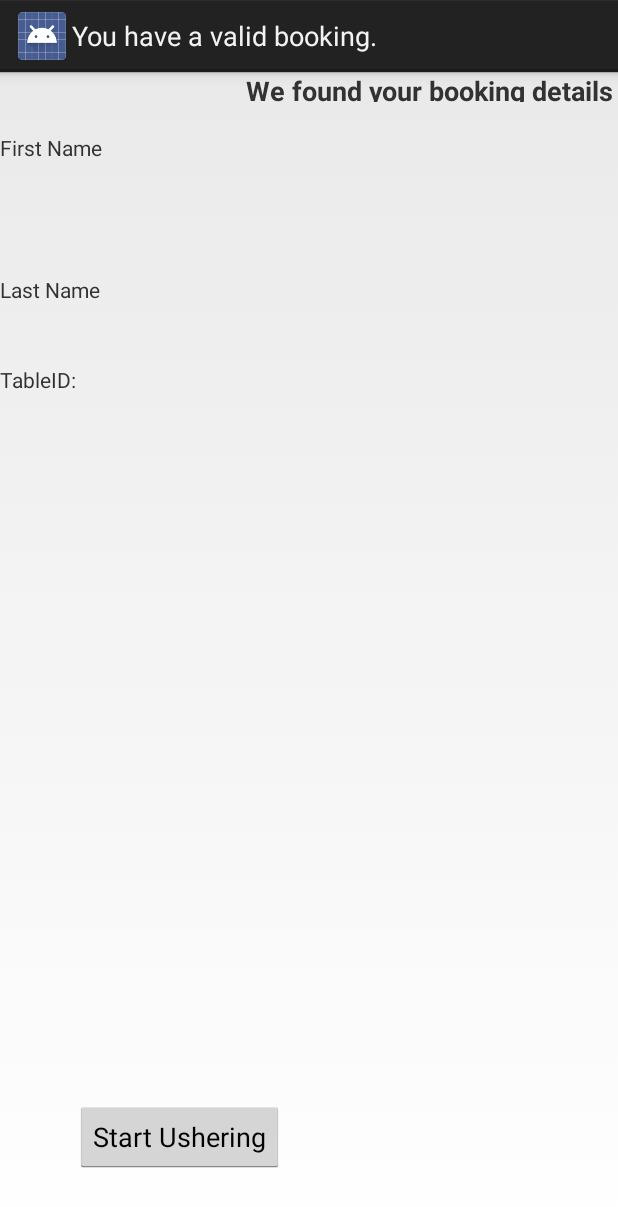
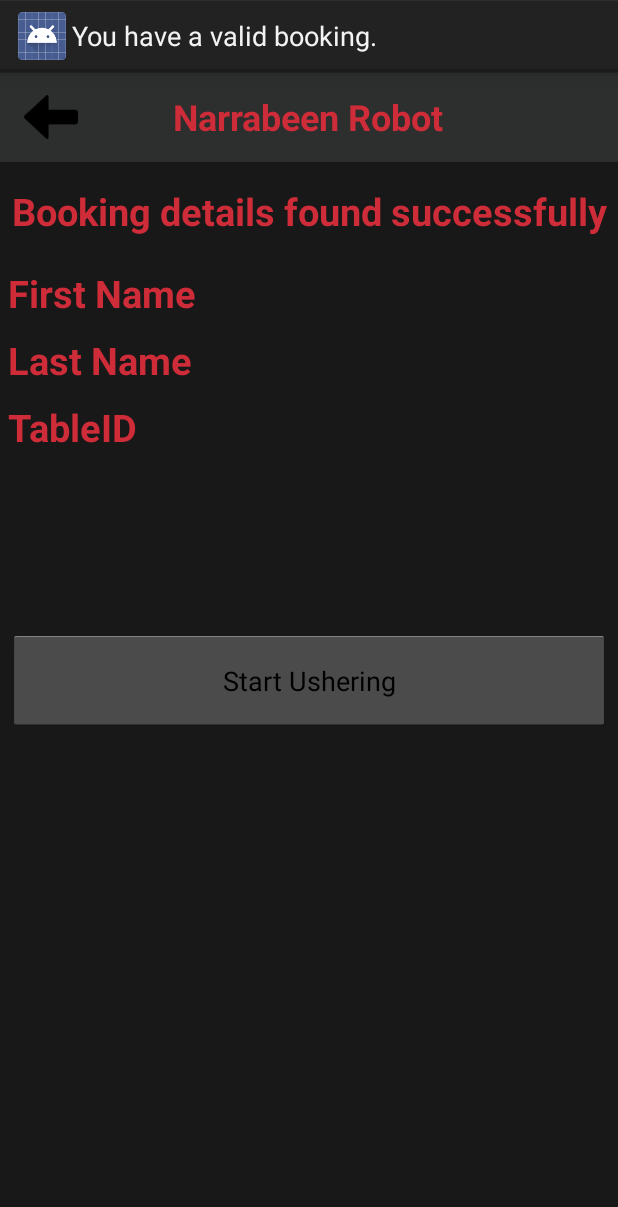
Before and after one commit to Jake-Holmes/narrabeen-srs, an Android app: the HasValidBooking screen opened directly, with no data from a screen before it, on a phone screen of 412 x 824 dp. Shown: the top 1207 px of the screen. Run offline under Robolectric (Android 15) with nearby library versions, the phone set to English and light mode, and no system bars; 2 statements that could not run were skipped.

Commit message:
UI hasbooking and hasvalidbooking

```diff
--- a/robot/app/src/main/res/layout/activity_has_valid_booking.xml
+++ b/robot/app/src/main/res/layout/activity_has_valid_booking.xml
@@ -1,103 +1,148 @@
 <?xml version="1.0" encoding="utf-8"?>
-<RelativeLayout xmlns:android="http://schemas.android.com/apk/res/android"
-    xmlns:app="http://schemas.android.com/apk/res-auto"
+<LinearLayout xmlns:android="http://schemas.android.com/apk/res/android"
     xmlns:tools="http://schemas.android.com/tools"
     android:layout_width="match_parent"
     android:layout_height="match_parent"
+    android:orientation="vertical"
+    android:background="@color/BlackColor"
     tools:context=".HasValidBooking">
+
+    <include layout="@layout/common_title" />
+
+    <ScrollView
+        android:layout_width="fill_parent"
+        android:layout_height="wrap_content"
+        android:orientation="vertical"
+        android:padding="5dp"
+        android:fillViewport="false">
+
+        <LinearLayout
+            android:layout_width="match_parent"
+            android:layout_height="match_parent"
+            android:orientation="vertical">
 
             <TextView
                 android:id="@+id/Title"
-        android:layout_width="317dp"
-        android:layout_height="20dp"
-        android:layout_alignParentStart="true"
-        android:layout_alignParentTop="true"
-        android:layout_marginStart="160dp"
+                android:layout_width="match_parent"
+                android:layout_height="wrap_content"
+                android:layout_marginBottom="10dp"
                 android:fontFamily="sans-serif"
-        android:text="We found your booking details"
+                android:layout_marginTop="10dp"
+                android:text="Booking details found successfully"
                 android:textAlignment="center"
-        android:textAllCaps="false"
-        android:textSize="18sp"
-        android:textStyle="bold"
-        android:visibility="visible"
-        tools:layout_editor_absoluteX="26dp"
-        tools:layout_editor_absoluteY="56dp" />
+                android:textColor="#ce2c38"
+                android:textSize="25dp"
+                android:textStyle="bold" />
+
+            <LinearLayout
+                android:layout_width="match_parent"
+                android:layout_height="wrap_content"
+                android:orientation="horizontal"
+                android:layout_weight="1">
 
                 <TextView
                     android:id="@+id/firstNameTV"
-        android:layout_width="150dp"
-        android:layout_height="26dp"
-        android:layout_alignStart="@+id/Title"
-        android:layout_alignBottom="@+id/lastNameTV"
-        android:layout_marginStart="-160dp"
-        android:layout_marginBottom="94dp"
+                    android:layout_width="wrap_content"
+                    android:layout_height="wrap_content"
+                    android:fontFamily="sans-serif"
+                    android:layout_marginTop="10dp"
                     android:text="First Name"
-        tools:layout_editor_absoluteX="26dp"
-        tools:layout_editor_absoluteY="92dp" />
+                    android:layout_weight="1"
+                    android:layout_marginRight="20dp"
+                    android:textAlignment="textStart"
+                    android:textColor="#ce2c38"
+                    android:textSize="25dp"
+                    android:textStyle="bold" />
+
+                <TextView
+                    android:id="@+id/FNameEntered"
+                    android:layout_width="wrap_content"
+                    android:layout_height="wrap_content"
+                    android:fontFamily="sans-serif"
+                    android:layout_marginTop="10dp"
+                    android:layout_weight="1"
+                    android:textColor="#ce2c38"
+                    android:textSize="25dp"
+                    android:textStyle="bold" />
+
+            </LinearLayout>
+
+
+            <LinearLayout
+                android:layout_width="match_parent"
+                android:layout_height="wrap_content"
+                android:orientation="horizontal"
+                android:layout_weight="1">
 
                 <TextView
                     android:id="@+id/lastNameTV"
-        android:layout_width="150dp"
-        android:layout_height="25dp"
-        android:layout_alignParentStart="true"
-        android:layout_alignParentTop="true"
-        android:layout_marginTop="135dp"
+                    android:layout_width="wrap_content"
+                    android:layout_height="wrap_content"
+                    android:fontFamily="sans-serif"
+                    android:layout_marginTop="10dp"
                     android:text="Last Name"
-        tools:layout_editor_absoluteX="26dp"
-        tools:layout_editor_absoluteY="127dp" />
-
-    <TextView
-        android:id="@+id/FNameEntered"
-        android:layout_width="150dp"
-        android:layout_height="25dp"
-        android:layout_below="@+id/firstNameTV"
-        android:layout_alignParentStart="true"
-        android:layout_marginStart="190dp"
-        android:layout_marginTop="13dp"
-        tools:layout_editor_absoluteX="195dp"
-        tools:layout_editor_absoluteY="92dp" />
+                    android:layout_weight="1"
+                    android:layout_marginRight="20dp"
+                    android:textAlignment="textStart"
+                    android:textColor="#ce2c38"
+                    android:textSize="25dp"
+                    android:textStyle="bold" />
 
                 <TextView
                     android:id="@+id/LNameEntered"
-        android:layout_width="150dp"
-        android:layout_height="25dp"
-        android:layout_alignParentStart="true"
-        android:layout_alignParentTop="true"
-        android:layout_marginStart="165dp"
-        android:layout_marginTop="38dp"
-        tools:layout_editor_absoluteX="195dp"
-        tools:layout_editor_absoluteY="127dp" />
+                    android:layout_width="wrap_content"
+                    android:layout_height="wrap_content"
+                    android:fontFamily="sans-serif"
+                    android:layout_marginTop="10dp"
+                    android:layout_weight="1"
+                    android:textColor="#ce2c38"
+                    android:textSize="25dp"
+                    android:textStyle="bold" />
+
+            </LinearLayout>
+
+            <LinearLayout
+                android:layout_width="match_parent"
+                android:layout_height="wrap_content"
+                android:orientation="horizontal"
+                android:layout_weight="1">
 
                 <TextView
                     android:id="@+id/TableID"
-        android:layout_width="148dp"
-        android:layout_height="25dp"
-        android:layout_alignParentStart="true"
-        android:layout_alignParentTop="true"
-        android:layout_marginStart="0dp"
-        android:layout_marginTop="195dp"
-        android:text="TableID:"
-        tools:layout_editor_absoluteX="26dp"
-        tools:layout_editor_absoluteY="168dp" />
+                    android:layout_width="wrap_content"
+                    android:layout_height="wrap_content"
+                    android:fontFamily="sans-serif"
+                    android:layout_marginTop="10dp"
+                    android:text="TableID"
+                    android:layout_weight="1"
+                    android:layout_marginRight="20dp"
+                    android:textAlignment="textStart"
+                    android:textColor="#ce2c38"
+                    android:textSize="25dp"
+                    android:textStyle="bold" />
 
                 <TextView
                     android:id="@+id/TableIDLabel"
-        android:layout_width="149dp"
-        android:layout_height="23dp"
-        android:layout_alignParentStart="true"
-        android:layout_alignParentTop="true"
-        android:layout_marginStart="144dp"
-        android:layout_marginTop="197dp"
-        tools:layout_editor_absoluteX="194dp"
-        tools:layout_editor_absoluteY="168dp" />
+                    android:layout_width="wrap_content"
+                    android:layout_height="wrap_content"
+                    android:fontFamily="sans-serif"
+                    android:layout_marginTop="10dp"
+                    android:layout_weight="1"
+                    android:textColor="#ce2c38"
+                    android:textSize="25dp"
+                    android:textStyle="bold" />
+
+            </LinearLayout>
 
             <Button
                 android:id="@+id/usherStart"
-        android:layout_width="wrap_content"
-        android:layout_height="wrap_content"
-        android:layout_alignParentStart="true"
-        android:layout_alignParentBottom="true"
-        android:layout_marginStart="50dp"
-        android:layout_marginBottom="42dp"
+                android:layout_width="match_parent"
+                android:layout_height="67dp"
+                android:layout_marginTop="118dp"
+                android:layout_marginEnd="0dp"
                 android:text="Start Ushering" />
-</RelativeLayout>
+
+        </LinearLayout>
+
+    </ScrollView>
+</LinearLayout>
--- a/robot/app/src/main/res/layout/common_title.xml
+++ b/robot/app/src/main/res/layout/common_title.xml
@@ -2,7 +2,7 @@
 <RelativeLayout xmlns:android="http://schemas.android.com/apk/res/android"
     android:layout_width="match_parent"
     android:layout_height="60dp"
-    android:background="#00CCFF"
+    android:background="#2D2E2E"
     android:orientation="vertical">
 
     <ImageView
@@ -18,6 +18,8 @@
         android:layout_width="wrap_content"
         android:layout_height="wrap_content"
         android:layout_centerInParent="true"
+        android:textColor="#ce2c38"
+        android:textStyle="bold"
         android:text="@string/ipal_robot"
         android:textSize="24sp" />
 
--- a/robot/app/src/main/res/values/colors.xml
+++ b/robot/app/src/main/res/values/colors.xml
@@ -3,4 +3,7 @@
     <color name="colorPrimary">#3F51B5</color>
     <color name="colorPrimaryDark">#303F9F</color>
     <color name="colorAccent">#FF4081</color>
+    <color name="BlackColor">#181818</color>
+    <color name="Light_Blue">#C1F0F6</color>
+    <color name="Grey">#909090</color>
 </resources>
--- a/robot/app/src/main/res/values/strings.xml
+++ b/robot/app/src/main/res/values/strings.xml
@@ -17,7 +17,7 @@
     <string name="provide_angle">Angle</string>
     <string name="null_angle">Angle cannot be empty, please type in an angle.</string>
     <string name="wrong_angle">Invalid angle</string>
-    <string name="ipal_robot">iPal Robot Motion</string>
+    <string name="ipal_robot">Narrabeen Robot</string>
     <string name="unit_motors">MOTORS</string>
     <string name="unit_head">HEAD</string>
     <string name="unit_wheel">WHEEL</string>
```
Also changed, not shown: robot/app/src/main/res/layout/activity_has_booking.xml (+51 -26 lines), robot/app/src/main/res/layout/activity_srs_main.xml (+6 -3 lines), robot/app/src/main/res/layout/activity_main.xml (indentation only). Lines whose indentation alone changed are shown as unchanged.
